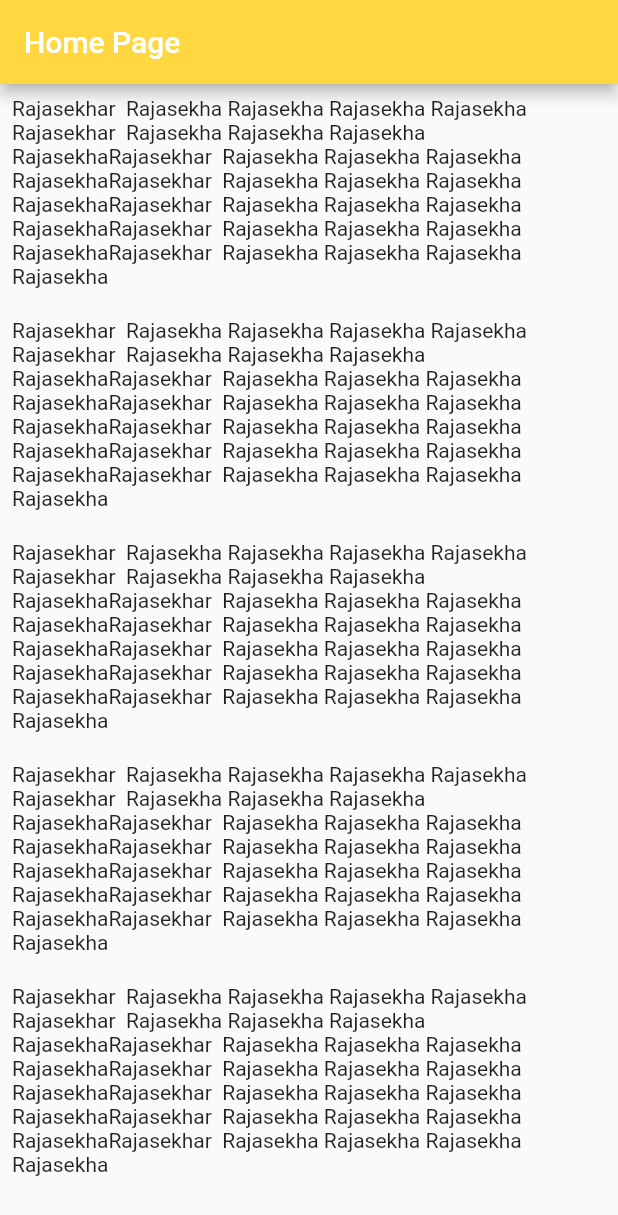
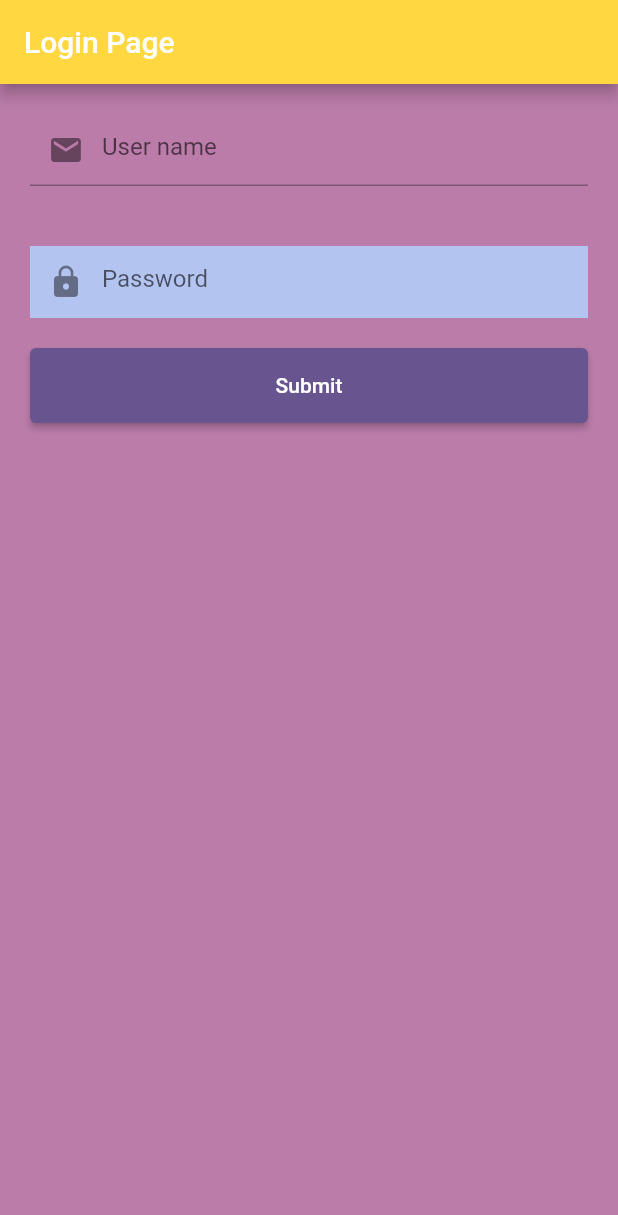
Before and after one commit to raja226/Flutter_ListView, a Flutter app: the screen it shows after launch, on a phone screen of 412 x 824 dp. Shown: the top 1215 px of the screen. Run offline on Flutter 3.47's test engine with Material 2 defaults, Android fonts, the phone set to English and light mode, and no system bars.

Commit message:
Login UI

```diff
--- /dev/null
+++ b/lib/login_screen.dart
@@ -0,0 +1,68 @@
+import 'package:flutter/material.dart';
+
+class LoginScreen extends StatelessWidget {
+  const LoginScreen({super.key});
+
+  @override
+  Widget build(BuildContext context) {
+    return Scaffold(
+      appBar: AppBar(
+        backgroundColor: Colors.amberAccent,
+        title: const Text("Login Page"),
+      ),
+      backgroundColor: Colors.lightBlueAccent,
+      body: Container(
+        padding: const EdgeInsets.all(20),
+        color: const Color.fromARGB(255, 187, 124, 170),
+        child: Column(
+          children: [
+            const TextField(
+              decoration: InputDecoration(
+                  hintText: "User name", prefixIcon: Icon(Icons.email)),
+            ),
+            const SizedBox(
+              height: 40,
+            ),
+            TextFormField(
+              textAlign: TextAlign.left,
+              obscureText: true,
+              decoration: const InputDecoration(
+                filled: true,
+                fillColor: Color.fromARGB(255, 180, 196, 241),
+                border: InputBorder.none,
+                hintText: "Password",
+                prefixIcon: Icon(Icons.lock),
+              ),
+              validator: (value) {
+                if (value != null) {
+                  if (value.length > 3) {
+                    //ok
+                    return value;
+                  } else {
+                    return "Error password";
+                  }
+                } else {
+                  return null;
+                }
+              },
+            ),
+            Padding(
+              padding: const EdgeInsets.only(top: 20),
+              child: SizedBox(
+                width: double.infinity,
+                height: 50.0,
+                child: ElevatedButton(
+                  style: const ButtonStyle(
+                    alignment: Alignment.center,
+                  ),
+                  onPressed: () {},
+                  child: const Text("Submit"),
+                ),
+              ),
+            )
+          ],
+        ),
+      ),
+    );
+  }
+}
--- a/lib/main.dart
+++ b/lib/main.dart
@@ -1,4 +1,5 @@
 import 'package:flutter/material.dart';
+import 'package:quizapp/login_screen.dart';
 
 void main() {
   runApp(const MyApp());
@@ -16,83 +17,7 @@ class MyApp extends StatelessWidget {
         colorScheme: ColorScheme.fromSeed(seedColor: Colors.deepPurple),
         useMaterial3: false,
       ),
-      home: const MyHomePage(title: 'Home Page'),
+      home: const LoginScreen(),
     );
   }
 }
-
-class MyHomePage extends StatefulWidget {
-  const MyHomePage({super.key, required this.title});
-  final String title;
-
-  @override
-  State<MyHomePage> createState() => _MyHomePageState();
-}
-
-class _MyHomePageState extends State<MyHomePage> {
-  @override
-  Widget build(BuildContext context) {
-    return Scaffold(
-      appBar: AppBar(
-        backgroundColor: Colors.amberAccent,
-        title: Text(widget.title),
-      ),
-      body:  Padding(
-        padding:  const EdgeInsets.all(8.0),
-        child:  Container(
-
-          child: const SingleChildScrollView(
-            child:  Column(
-              mainAxisAlignment: MainAxisAlignment.start,
-              children: [
-                Text(
-                    'Rajasekhar  Rajasekha Rajasekha Rajasekha Rajasekha Rajasekhar  Rajasekha Rajasekha Rajasekha RajasekhaRajasekhar  Rajasekha Rajasekha Rajasekha RajasekhaRajasekhar  Rajasekha Rajasekha Rajasekha RajasekhaRajasekhar  Rajasekha Rajasekha Rajasekha RajasekhaRajasekhar  Rajasekha Rajasekha Rajasekha RajasekhaRajasekhar  Rajasekha Rajasekha Rajasekha Rajasekha'),
-                SizedBox(
-                  height: 20,
-                ),
-                Text(
-                    'Rajasekhar  Rajasekha Rajasekha Rajasekha Rajasekha Rajasekhar  Rajasekha Rajasekha Rajasekha RajasekhaRajasekhar  Rajasekha Rajasekha Rajasekha RajasekhaRajasekhar  Rajasekha Rajasekha Rajasekha RajasekhaRajasekhar  Rajasekha Rajasekha Rajasekha RajasekhaRajasekhar  Rajasekha Rajasekha Rajasekha RajasekhaRajasekhar  Rajasekha Rajasekha Rajasekha Rajasekha'),
-                SizedBox(
-                  height: 20,
-                ),
-                Text(
-                    'Rajasekhar  Rajasekha Rajasekha Rajasekha Rajasekha Rajasekhar  Rajasekha Rajasekha Rajasekha RajasekhaRajasekhar  Rajasekha Rajasekha Rajasekha RajasekhaRajasekhar  Rajasekha Rajasekha Rajasekha RajasekhaRajasekhar  Rajasekha Rajasekha Rajasekha RajasekhaRajasekhar  Rajasekha Rajasekha Rajasekha RajasekhaRajasekhar  Rajasekha Rajasekha Rajasekha Rajasekha'),
-                SizedBox(
-                  height: 20,
-                ),
-                Text(
-                    'Rajasekhar  Rajasekha Rajasekha Rajasekha Rajasekha Rajasekhar  Rajasekha Rajasekha Rajasekha RajasekhaRajasekhar  Rajasekha Rajasekha Rajasekha RajasekhaRajasekhar  Rajasekha Rajasekha Rajasekha RajasekhaRajasekhar  Rajasekha Rajasekha Rajasekha RajasekhaRajasekhar  Rajasekha Rajasekha Rajasekha RajasekhaRajasekhar  Rajasekha Rajasekha Rajasekha Rajasekha'),
-                SizedBox(
-                  height: 20,
-                ),
-                Text(
-                    'Rajasekhar  Rajasekha Rajasekha Rajasekha Rajasekha Rajasekhar  Rajasekha Rajasekha Rajasekha RajasekhaRajasekhar  Rajasekha Rajasekha Rajasekha RajasekhaRajasekhar  Rajasekha Rajasekha Rajasekha RajasekhaRajasekhar  Rajasekha Rajasekha Rajasekha RajasekhaRajasekhar  Rajasekha Rajasekha Rajasekha RajasekhaRajasekhar  Rajasekha Rajasekha Rajasekha Rajasekha'),
-                  Padding(
-                    padding: EdgeInsets.all(100.0),
-                    child: Column(
-                      children: [
-                        Text(
-                      'Rajasekhar  Rajasekha Rajasekha Rajasekha Rajasekha Rajasekhar  Rajasekha Rajasekha Rajasekha RajasekhaRajasekhar  Rajasekha Rajasekha Rajasekha RajasekhaRajasekhar  Rajasekha Rajasekha Rajasekha RajasekhaRajasekhar  Rajasekha Rajasekha Rajasekha RajasekhaRajasekhar  Rajasekha Rajasekha Rajasekha RajasekhaRajasekhar  Rajasekha Rajasekha Rajasekha Rajasekha'),
-                                  SizedBox(
-                    height: 20,
-                                  ),
-                                  Text(
-                      'Rajasekhar  Rajasekha Rajasekha Rajasekha Rajasekha Rajasekhar  Rajasekha Rajasekha Rajasekha RajasekhaRajasekhar  Rajasekha Rajasekha Rajasekha RajasekhaRajasekhar  Rajasekha Rajasekha Rajasekha RajasekhaRajasekhar  Rajasekha Rajasekha Rajasekha RajasekhaRajasekhar  Rajasekha Rajasekha Rajasekha RajasekhaRajasekhar  Rajasekha Rajasekha Rajasekha Rajasekha'),
-                                  SizedBox(
-                    height: 20,
-                                  )
-                      ],
-                    ),
-                  )
-              ],
-            ),
-
-
-          ),
-
-
-        ),
-      ),
-    );
-  }
-}
```
